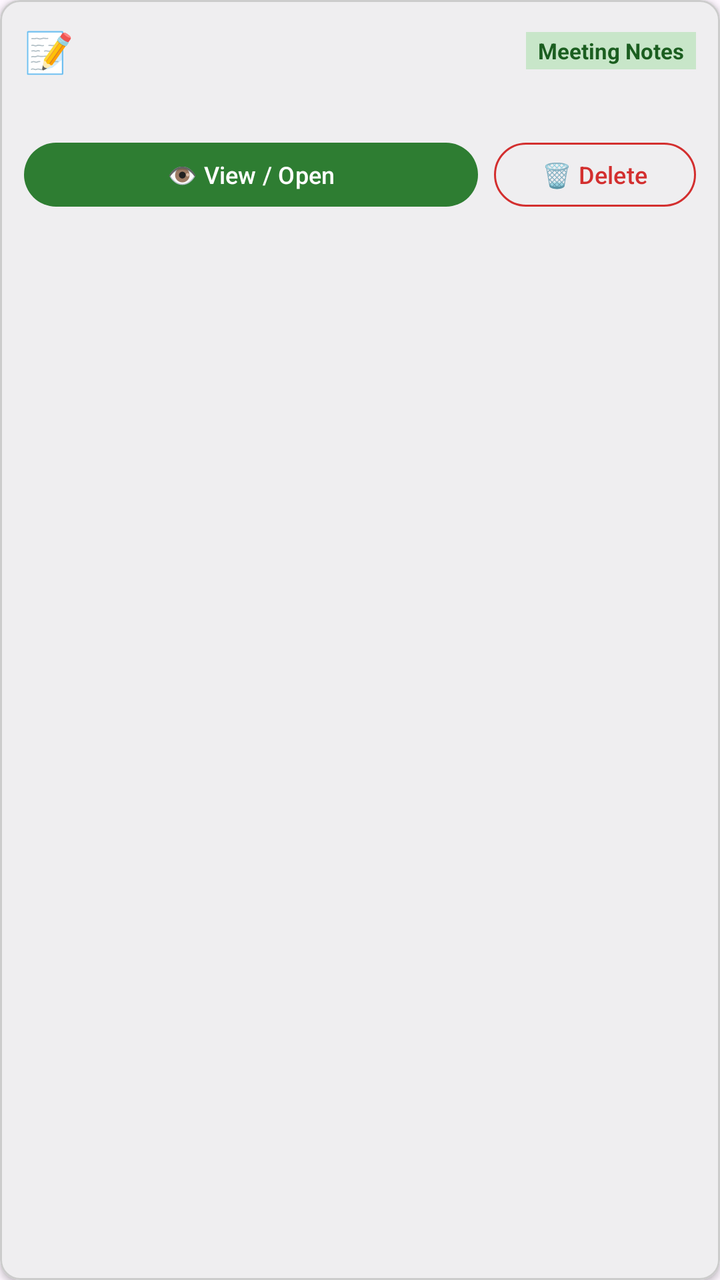
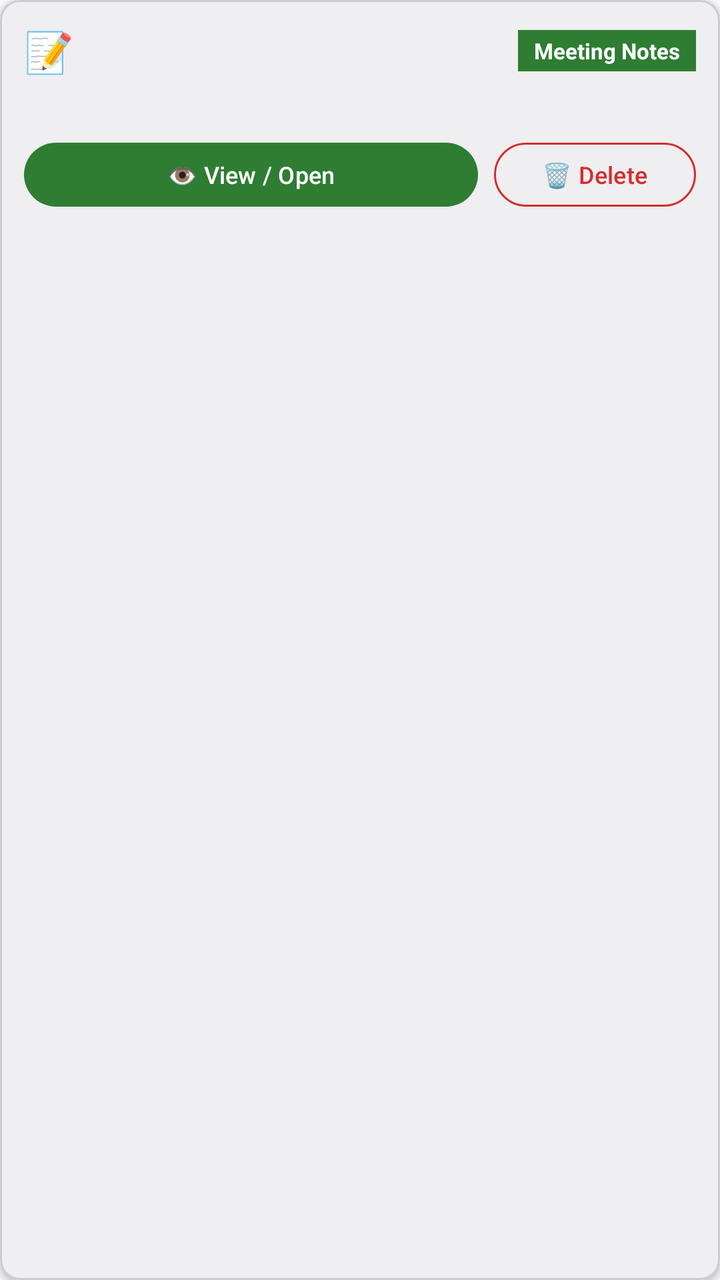

Screens rendered from an Android XML layout before and after an edit, with the pre-edit source and the edit as a unified diff.
<!-- AndroidManifest.xml: application theme Theme.PushToGitHub -->
<!-- res/layout/item_saved_note.xml -->
<?xml version="1.0" encoding="utf-8"?>

<com.google.android.material.card.MaterialCardView
    xmlns:android="http://schemas.android.com/apk/res/android"
    xmlns:app="http://schemas.android.com/apk/res-auto"
    android:layout_width="match_parent"
    android:layout_height="wrap_content"
    android:layout_marginBottom="10dp"
    app:cardCornerRadius="10dp"
    app:cardElevation="2dp"
    app:strokeColor="#CCCCCC"
    app:strokeWidth="1dp">

    <LinearLayout
        android:layout_width="match_parent"
        android:layout_height="wrap_content"
        android:orientation="vertical"
        android:padding="12dp">

        <LinearLayout
            android:layout_width="match_parent"
            android:layout_height="wrap_content"
            android:orientation="horizontal"
            android:gravity="center_vertical"
            android:paddingBottom="4dp">

            <TextView
                android:id="@+id/textFileTypeIcon"
                android:layout_width="wrap_content"
                android:layout_height="wrap_content"
                android:text="📝"
                android:textSize="20sp"
                android:layout_marginEnd="8dp" />

            <TextView
                android:id="@+id/textDocTitle"
                android:layout_width="0dp"
                android:layout_height="wrap_content"
                android:layout_weight="1"
                android:textSize="15sp"
                android:textStyle="bold"
                android:textColor="#111111" />

            <TextView
                android:id="@+id/badgeCategory"
                android:layout_width="wrap_content"
                android:layout_height="wrap_content"
                android:text="Meeting Notes"
                android:textSize="11sp"
                android:textStyle="bold"
                android:textColor="#1B5E20"
                android:background="#C8E6C9"
                android:paddingStart="6dp"
                android:paddingEnd="6dp"
                android:paddingTop="2dp"
                android:paddingBottom="2dp" />

        </LinearLayout>

        <TextView
            android:id="@+id/textDocInfo"
            android:layout_width="match_parent"
            android:layout_height="wrap_content"
            android:textSize="12sp"
            android:textColor="?android:attr/textColorSecondary"
            android:paddingBottom="8dp" />

        <LinearLayout
            android:layout_width="match_parent"
            android:layout_height="wrap_content"
            android:orientation="horizontal">

            <com.google.android.material.button.MaterialButton
                android:id="@+id/btnOpenDoc"
                style="@style/Widget.Material3.Button"
                android:layout_width="0dp"
                android:layout_height="40dp"
                android:layout_weight="1"
                android:text="👁️ View / Open"
                android:textSize="12sp"
                android:layout_marginEnd="8dp" />

            <com.google.android.material.button.MaterialButton
                android:id="@+id/btnDeleteDoc"
                style="@style/Widget.Material3.Button.OutlinedButton"
                android:layout_width="wrap_content"
                android:layout_height="40dp"
                android:text="🗑️ Delete"
                android:textSize="12sp"
                android:textColor="#D32F2F"
                app:strokeColor="#D32F2F" />

        </LinearLayout>

    </LinearLayout>
</com.google.android.material.card.MaterialCardView>
<!-- resources referenced by this layout -->
<resources>
  <style name="Theme.PushToGitHub" parent="Theme.Material3.DayNight.NoActionBar">
          <item name="colorPrimary">@color/brand_primary</item>
          <item name="colorOnPrimary">@color/white</item>
          <item name="android:statusBarColor">@color/brand_primary</item>
      </style>
  <color name="brand_primary">#2E7D32</color>
  <color name="white">#FFFFFF</color>
</resources>

<!-- the commit's change to res/layout/item_saved_note.xml (unified diff, before → after) -->
@@ -39,7 +39,7 @@
                 android:layout_weight="1"
                 android:textSize="15sp"
                 android:textStyle="bold"
-                android:textColor="#111111" />
+                android:textColor="?android:attr/textColorPrimary" />
 
             <TextView
                 android:id="@+id/badgeCategory"
@@ -48,12 +48,12 @@
                 android:text="Meeting Notes"
                 android:textSize="11sp"
                 android:textStyle="bold"
-                android:textColor="#1B5E20"
-                android:background="#C8E6C9"
-                android:paddingStart="6dp"
-                android:paddingEnd="6dp"
-                android:paddingTop="2dp"
-                android:paddingBottom="2dp" />
+                android:textColor="@android:color/white"
+                android:background="#2E7D32"
+                android:paddingStart="8dp"
+                android:paddingEnd="8dp"
+                android:paddingTop="3dp"
+                android:paddingBottom="3dp" />
 
         </LinearLayout>
 
